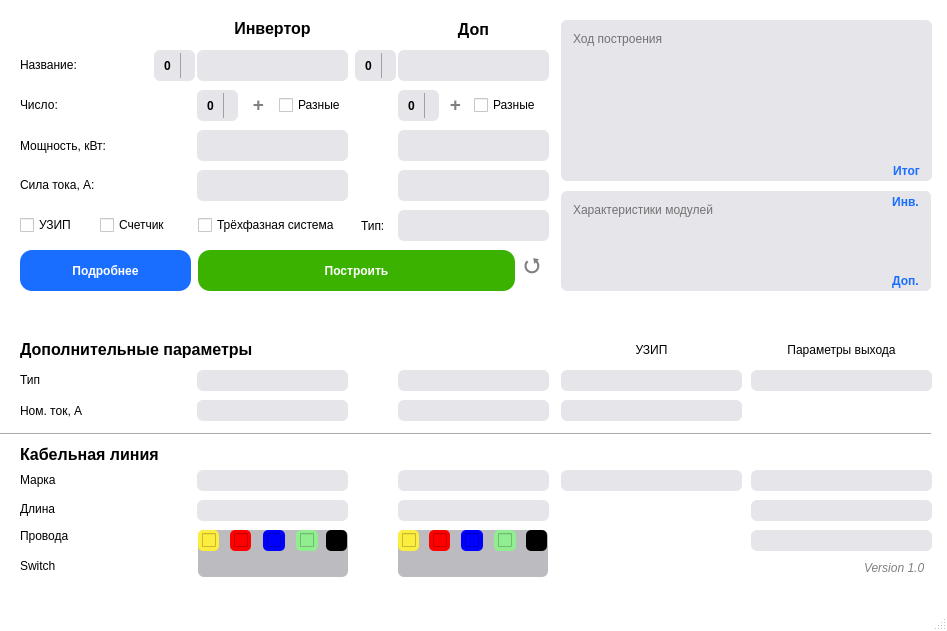
The window that designDrawSchemesTwo.ui (Croud9/Auto-OTR) describes before a commit, drawn with Qt 5.
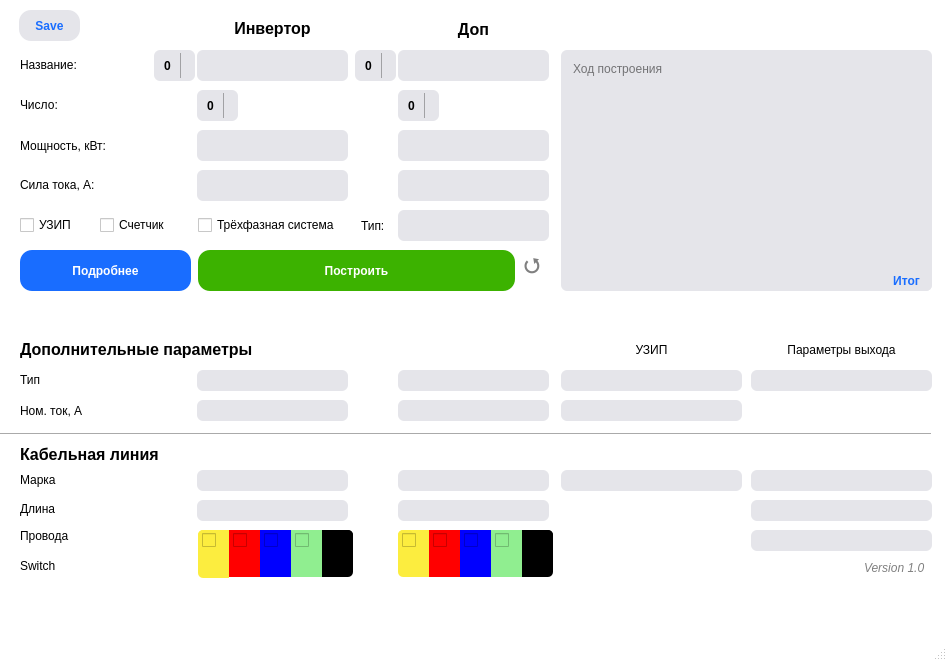
The same window after the commit.

Commit message: Connect invertor and other device load main window with drawTwo window

```diff
--- a/designDrawSchemesTwo.ui
+++ b/designDrawSchemesTwo.ui
@@ -10,7 +10,7 @@
     <x>0</x>
     <y>0</y>
     <width>947</width>
-    <height>631</height>
+    <height>661</height>
    </rect>
   </property>
   <property name="font">
@@ -126,9 +126,9 @@
     <property name="geometry">
      <rect>
       <x>561</x>
-      <y>20</y>
+      <y>50</y>
       <width>371</width>
-      <height>161</height>
+      <height>241</height>
      </rect>
     </property>
     <property name="font">
@@ -522,54 +522,6 @@
      <set>Qt::AlignCenter</set>
     </property>
    </widget>
-   <widget class="QCheckBox" name="checkDifferentInvertor">
-    <property name="geometry">
-     <rect>
-      <x>279</x>
-      <y>95</y>
-      <width>71</width>
-      <height>20</height>
-     </rect>
-    </property>
-    <property name="font">
-     <font>
-      <family>Arial</family>
-     </font>
-    </property>
-    <property name="text">
-     <string>Разные </string>
-    </property>
-   </widget>
-   <widget class="QTextBrowser" name="textConsoleModule">
-    <property name="enabled">
-     <bool>true</bool>
-    </property>
-    <property name="geometry">
-     <rect>
-      <x>561</x>
-      <y>191</y>
-      <width>370</width>
-      <height>100</height>
-     </rect>
-    </property>
-    <property name="font">
-     <font>
-      <family>Arial</family>
-     </font>
-    </property>
-    <property name="styleSheet">
-     <string notr="true">QTextBrowser{
-	background-color:rgba(229,229,234,1); 
-	border-radius: 6;
-	border: none;
-	padding: 8 4 8 8;
-}
-</string>
-    </property>
-    <property name="placeholderText">
-     <string>Характеристики модулей</string>
-    </property>
-   </widget>
    <widget class="QLabel" name="label_10">
     <property name="enabled">
      <bool>true</bool>
@@ -821,61 +773,6 @@
 }</string>
     </property>
    </widget>
-   <widget class="QCheckBox" name="checkDifferentOther">
-    <property name="geometry">
-     <rect>
-      <x>474</x>
-      <y>95</y>
-      <width>71</width>
-      <height>20</height>
-     </rect>
-    </property>
-    <property name="font">
-     <font>
-      <family>Arial</family>
-     </font>
-    </property>
-    <property name="text">
-     <string>Разные </string>
-    </property>
-   </widget>
-   <widget class="QPushButton" name="btnAdd_other">
-    <property name="geometry">
-     <rect>
-      <x>440</x>
-      <y>89</y>
-      <width>31</width>
-      <height>31</height>
-     </rect>
-    </property>
-    <property name="font">
-     <font>
-      <family>Arial</family>
-      <pointsize>14</pointsize>
-      <weight>75</weight>
-      <bold>true</bold>
-     </font>
-    </property>
-    <property name="cursor">
-     <cursorShape>PointingHandCursor</cursorShape>
-    </property>
-    <property name="styleSheet">
-     <string notr="true">QPushButton{
-	background-color:rgba(112, 215, 255, 0);
-	color:rgba(0, 0, 0, 0.5);
-	border: none;
-	border-radius: 5;
-	border-style: outset;
-}
-QPushButton:hover{
-	color: black;
-}
-</string>
-    </property>
-    <property name="text">
-     <string>+</string>
-    </property>
-   </widget>
    <widget class="QPushButton" name="btnOpen_otherParams">
     <property name="geometry">
      <rect>
@@ -1652,91 +1549,11 @@
      <set>Qt::AlignCenter</set>
     </property>
    </widget>
-   <widget class="QPushButton" name="btnShowInvertor">
-    <property name="geometry">
-     <rect>
-      <x>880</x>
-      <y>191</y>
-      <width>51</width>
-      <height>21</height>
-     </rect>
-    </property>
-    <property name="font">
-     <font>
-      <family>Arial</family>
-      <pointsize>9</pointsize>
-      <weight>75</weight>
-      <bold>true</bold>
-     </font>
-    </property>
-    <property name="cursor">
-     <cursorShape>PointingHandCursor</cursorShape>
-    </property>
-    <property name="styleSheet">
-     <string notr="true">QPushButton{
-	background-color: rgba(229,229,234,1);
-	color: #196dff;
-	border: none;
-	border-radius: 6;
-	border-style: outset;
-}
-QPushButton:hover{
-	background-color: #dceaff; 
-}
-QPushButton:pressed{
-	color: rgba(25, 109, 255, 0.7); 
-	border-radius: 6;
-}</string>
-    </property>
-    <property name="text">
-     <string>Инв.</string>
-    </property>
-   </widget>
-   <widget class="QPushButton" name="btnShowOther">
-    <property name="geometry">
-     <rect>
-      <x>880</x>
-      <y>270</y>
-      <width>51</width>
-      <height>21</height>
-     </rect>
-    </property>
-    <property name="font">
-     <font>
-      <family>Arial</family>
-      <pointsize>9</pointsize>
-      <weight>75</weight>
-      <bold>true</bold>
-     </font>
-    </property>
-    <property name="cursor">
-     <cursorShape>PointingHandCursor</cursorShape>
-    </property>
-    <property name="styleSheet">
-     <string notr="true">QPushButton{
-	background-color: rgba(229,229,234,1);
-	color: #196dff;
-	border: none;
-	border-radius: 6;
-	border-style: outset;
-}
-QPushButton:hover{
-	background-color: #dceaff; 
-}
-QPushButton:pressed{
-	color: rgba(25, 109, 255, 0.7); 
-	border-radius: 6;
-}</string>
-    </property>
-    <property name="text">
-     <string>Доп.</string>
-    </property>
-   </widget>
    <widget class="QPushButton" name="btnResultInfo">
     <property name="geometry">
      <rect>
       <x>881</x>
-      <y>160</y>
+      <y>270</y>
       <width>51</width>
       <height>21</height>
      </rect>
@@ -1775,9 +1592,9 @@
    <widget class="QCheckBox" name="checkRedLineInvertor">
     <property name="geometry">
      <rect>
-      <x>230</x>
+      <x>229</x>
       <y>530</y>
-      <width>21</width>
+      <width>31</width>
       <height>21</height>
      </rect>
     </property>
@@ -1792,7 +1609,6 @@
     <property name="styleSheet">
      <string notr="true">QCheckBox{
 	background-color:red; 
-	border-radius: 5;
 	border: none;
 	padding-left: 3.5;
 }</string>
@@ -1804,9 +1620,9 @@
    <widget class="QCheckBox" name="checkBlueLineInvertor">
     <property name="geometry">
      <rect>
-      <x>263</x>
+      <x>260</x>
       <y>530</y>
-      <width>22</width>
+      <width>31</width>
       <height>21</height>
      </rect>
     </property>
@@ -1821,7 +1637,6 @@
     <property name="styleSheet">
      <string notr="true">QCheckBox{
 	background-color:blue; 
-	border-radius: 5;
 	border: none;
 	padding-left: 3.5;
 }</string>
@@ -1833,9 +1648,9 @@
    <widget class="QCheckBox" name="checkGreenLineInvertor">
     <property name="geometry">
      <rect>
-      <x>296</x>
+      <x>291</x>
       <y>530</y>
-      <width>22</width>
+      <width>31</width>
       <height>21</height>
      </rect>
     </property>
@@ -1850,7 +1665,6 @@
     <property name="styleSheet">
      <string notr="true">QCheckBox{
 	background-color:lightgreen; 
-	border-radius: 5;
 	border: none;
 	padding-left: 3.5;
 }</string>
@@ -1862,9 +1676,9 @@
    <widget class="QCheckBox" name="checkBlackLineInvertor">
     <property name="geometry">
      <rect>
-      <x>326</x>
+      <x>322</x>
       <y>530</y>
-      <width>21</width>
+      <width>31</width>
       <height>21</height>
      </rect>
     </property>
@@ -1879,7 +1693,8 @@
     <property name="styleSheet">
      <string notr="true">QCheckBox{
 	background-color:black; 
-	border-radius: 5;
+	border-top-right-radius: 5;
+	border-bottom-right-radius: 5;
 	border: none;
 	padding-left: 3.5;
 }</string>
@@ -1891,9 +1706,9 @@
    <widget class="QCheckBox" name="checkBlueLineOther">
     <property name="geometry">
      <rect>
-      <x>461</x>
+      <x>460</x>
       <y>530</y>
-      <width>22</width>
+      <width>31</width>
       <height>21</height>
      </rect>
     </property>
@@ -1908,7 +1723,6 @@
     <property name="styleSheet">
      <string notr="true">QCheckBox{
 	background-color:blue; 
-	border-radius: 5;
 	border: none;
 	padding-left: 3.5;
 }</string>
@@ -1922,7 +1736,7 @@
      <rect>
       <x>429</x>
       <y>530</y>
-      <width>21</width>
+      <width>31</width>
       <height>21</height>
      </rect>
     </property>
@@ -1937,7 +1751,6 @@
     <property name="styleSheet">
      <string notr="true">QCheckBox{
 	background-color:red; 
-	border-radius: 5;
 	border: none;
 	padding-left: 3.5;
 }</string>
@@ -1949,9 +1762,9 @@
    <widget class="QCheckBox" name="checkBlackLineOther">
     <property name="geometry">
      <rect>
-      <x>526</x>
+      <x>522</x>
       <y>530</y>
-      <width>21</width>
+      <width>31</width>
       <height>21</height>
      </rect>
     </property>
@@ -1966,7 +1779,8 @@
     <property name="styleSheet">
      <string notr="true">QCheckBox{
 	background-color:black; 
-	border-radius: 5;
+	border-top-right-radius: 5;
+	border-bottom-right-radius: 5;
 	border: none;
 	padding-left: 3.5;
 }</string>
@@ -1978,9 +1792,9 @@
    <widget class="QCheckBox" name="checkGreenLineOther">
     <property name="geometry">
      <rect>
-      <x>494</x>
+      <x>491</x>
       <y>530</y>
-      <width>22</width>
+      <width>31</width>
       <height>21</height>
      </rect>
     </property>
@@ -1995,7 +1809,6 @@
     <property name="styleSheet">
      <string notr="true">QCheckBox{
 	background-color:lightgreen; 
-	border-radius: 5;
 	border: none;
 	padding-left: 3.5;
 }</string>
@@ -2029,7 +1842,7 @@
    <widget class="QCheckBox" name="checkBlueSwitchOther">
     <property name="geometry">
      <rect>
-      <x>463</x>
+      <x>462</x>
       <y>555</y>
       <width>20</width>
       <height>20</height>
@@ -2081,7 +1894,7 @@
    <widget class="QCheckBox" name="checkBlueSwitchInvertor">
     <property name="geometry">
      <rect>
-      <x>264</x>
+      <x>262</x>
       <y>555</y>
       <width>20</width>
       <height>20</height>
@@ -2107,7 +1920,7 @@
    <widget class="QCheckBox" name="checkGreenSwitchOther">
     <property name="geometry">
      <rect>
-      <x>496</x>
+      <x>493</x>
       <y>555</y>
       <width>20</width>
       <height>20</height>
@@ -2159,7 +1972,7 @@
    <widget class="QCheckBox" name="checkGreenSwitchInvertor">
     <property name="geometry">
      <rect>
-      <x>298</x>
+      <x>293</x>
       <y>555</y>
       <width>20</width>
       <height>20</height>
@@ -2209,7 +2022,7 @@
      <rect>
       <x>198</x>
       <y>530</y>
-      <width>21</width>
+      <width>31</width>
       <height>21</height>
      </rect>
     </property>
@@ -2224,7 +2037,8 @@
     <property name="styleSheet">
      <string notr="true">QCheckBox{
 	background-color: rgb(252,237,63); 
-	border-radius: 5;
+	border-top-left-radius: 5;
+	border-bottom-left-radius: 5;
 	border: none;
 	padding-left: 3.5;
 }
@@ -2291,7 +2105,7 @@
      <rect>
       <x>398</x>
       <y>530</y>
-      <width>21</width>
+      <width>31</width>
       <height>21</height>
      </rect>
     </property>
@@ -2306,7 +2120,8 @@
     <property name="styleSheet">
      <string notr="true">QCheckBox{
 	background-color: rgb(252,237,63); 
-	border-radius: 5;
+	border-top-left-radius: 5;
+	border-bottom-left-radius: 5;
 	border: none;
 	padding-left: 3.5;
 }</string>
@@ -2438,50 +2253,6 @@
      <string>⭯</string>
     </property>
    </widget>
-   <widget class="QLabel" name="label">
-    <property name="geometry">
-     <rect>
-      <x>198</x>
-      <y>530</y>
-      <width>150</width>
-      <height>47</height>
-     </rect>
-    </property>
-    <property name="styleSheet">
-     <string notr="true">QLabel{
-	background-color:rgba(188,188,192,1);
-	border-radius: 6;
-	border: none;
-	padding-left: 8px
-}
-</string>
-    </property>
-    <property name="text">
-     <string/>
-    </property>
-   </widget>
-   <widget class="QLabel" name="label_2">
-    <property name="geometry">
-     <rect>
-      <x>398</x>
-      <y>530</y>
-      <width>150</width>
-      <height>47</height>
-     </rect>
-    </property>
-    <property name="styleSheet">
-     <string notr="true">QLabel{
-	background-color:rgba(188,188,192,1);
-	border-radius: 6;
-	border: none;
-	padding-left: 8px
-}
-</string>
-    </property>
-    <property name="text">
-     <string/>
-    </property>
-   </widget>
    <widget class="QLabel" name="label_3">
     <property name="geometry">
      <rect>
@@ -2632,16 +2403,16 @@
    <widget class="QPushButton" name="btnAdd_invertor">
     <property name="geometry">
      <rect>
-      <x>243</x>
-      <y>89</y>
-      <width>31</width>
+      <x>19</x>
+      <y>10</y>
+      <width>61</width>
       <height>31</height>
      </rect>
     </property>
     <property name="font">
      <font>
       <family>Arial</family>
-      <pointsize>14</pointsize>
+      <pointsize>9</pointsize>
       <weight>75</weight>
       <bold>true</bold>
      </font>
@@ -2651,23 +2422,252 @@
     </property>
     <property name="styleSheet">
      <string notr="true">QPushButton{
-	background-color:rgba(112, 215, 255, 0);
-	color:rgba(0, 0, 0, 0.5);
+	background-color: rgba(229,229,234,1);
+	color: #196dff;
 	border: none;
-	border-radius: 5;
+	border-radius: 12;
 	border-style: outset;
 }
 QPushButton:hover{
 	color: black;
 }
+QPushButton:pressed{
+	color: rgba(25, 109, 255, 0.7); 
+	border-radius: 12;
+}</string>
+    </property>
+    <property name="text">
+     <string>Save</string>
+    </property>
+   </widget>
+   <widget class="QLabel" name="label_4">
+    <property name="geometry">
+     <rect>
+      <x>198</x>
+      <y>530</y>
+      <width>31</width>
+      <height>48</height>
+     </rect>
+    </property>
+    <property name="styleSheet">
+     <string notr="true">QLabel{
+	background-color: rgb(252,237,63); 
+	border-top-left-radius: 5;
+	border-bottom-left-radius: 5;
+	border: none;
+	padding-left: 8px
+}
 </string>
     </property>
     <property name="text">
-     <string>+</string>
+     <string/>
     </property>
    </widget>
-   <zorder>label_2</zorder>
-   <zorder>label</zorder>
+   <widget class="QLabel" name="label_5">
+    <property name="geometry">
+     <rect>
+      <x>229</x>
+      <y>530</y>
+      <width>31</width>
+      <height>47</height>
+     </rect>
+    </property>
+    <property name="styleSheet">
+     <string notr="true">QLabel{
+	background-color:red; 
+	border: none;
+	padding-left: 8px
+}
+</string>
+    </property>
+    <property name="text">
+     <string/>
+    </property>
+   </widget>
+   <widget class="QLabel" name="label_6">
+    <property name="geometry">
+     <rect>
+      <x>291</x>
+      <y>530</y>
+      <width>31</width>
+      <height>47</height>
+     </rect>
+    </property>
+    <property name="styleSheet">
+     <string notr="true">QLabel{
+	background-color:lightgreen; 
+	border: none;
+	padding-left: 8px
+}
+</string>
+    </property>
+    <property name="text">
+     <string/>
+    </property>
+   </widget>
+   <widget class="QLabel" name="label_7">
+    <property name="geometry">
+     <rect>
+      <x>260</x>
+      <y>530</y>
+      <width>31</width>
+      <height>47</height>
+     </rect>
+    </property>
+    <property name="styleSheet">
+     <string notr="true">QLabel{
+	background-color:blue; 
+	border: none;
+	padding-left: 8px
+}
+</string>
+    </property>
+    <property name="text">
+     <string/>
+    </property>
+   </widget>
+   <widget class="QLabel" name="label_8">
+    <property name="geometry">
+     <rect>
+      <x>322</x>
+      <y>530</y>
+      <width>31</width>
+      <height>47</height>
+     </rect>
+    </property>
+    <property name="styleSheet">
+     <string notr="true">QLabel{
+	background-color:black; 
+	border-top-right-radius: 5;
+	border-bottom-right-radius: 5; 
+	border: none;
+	padding-left: 8px
+}
+</string>
+    </property>
+    <property name="text">
+     <string/>
+    </property>
+   </widget>
+   <widget class="QLabel" name="label_19">
+    <property name="geometry">
+     <rect>
+      <x>460</x>
+      <y>530</y>
+      <width>31</width>
+      <height>47</height>
+     </rect>
+    </property>
+    <property name="styleSheet">
+     <string notr="true">QLabel{
+	background-color:blue; 
+	border: none;
+	padding-left: 8px
+}
+</string>
+    </property>
+    <property name="text">
+     <string/>
+    </property>
+   </widget>
+   <widget class="QLabel" name="label_20">
+    <property name="geometry">
+     <rect>
+      <x>522</x>
+      <y>530</y>
+      <width>31</width>
+      <height>47</height>
+     </rect>
+    </property>
+    <property name="styleSheet">
+     <string notr="true">QLabel{
+	background-color:black; 
+	border-top-right-radius: 5;
+	border-bottom-right-radius: 5; 
+	border: none;
+	padding-left: 8px
+}
+</string>
+    </property>
+    <property name="text">
+     <string/>
+    </property>
+   </widget>
+   <widget class="QLabel" name="label_21">
+    <property name="geometry">
+     <rect>
+      <x>429</x>
+      <y>530</y>
+      <width>31</width>
+      <height>47</height>
+     </rect>
+    </property>
+    <property name="styleSheet">
+     <string notr="true">QLabel{
+	background-color:red; 
+	border: none;
+	padding-left: 8px
+}
+</string>
+    </property>
+    <property name="text">
+     <string/>
+    </property>
+   </widget>
+   <widget class="QLabel" name="label_28">
+    <property name="geometry">
+     <rect>
+      <x>491</x>
+      <y>530</y>
+      <width>31</width>
+      <height>47</height>
+     </rect>
+    </property>
+    <property name="styleSheet">
+     <string notr="true">QLabel{
+	background-color:lightgreen; 
+	border: none;
+	padding-left: 8px
+}
+</string>
+    </property>
+    <property name="text">
+     <string/>
+    </property>
+   </widget>
+   <widget class="QLabel" name="label_30">
+    <property name="geometry">
+     <rect>
+      <x>398</x>
+      <y>530</y>
+      <width>31</width>
+      <height>47</height>
+     </rect>
+    </property>
+    <property name="styleSheet">
+     <string notr="true">QLabel{
+	background-color: rgb(252,237,63); 
+	border-top-left-radius: 5;
+	border-bottom-left-radius: 5;
+	border: none;
+	padding-left: 8px
+}
+</string>
+    </property>
+    <property name="text">
+     <string/>
+    </property>
+   </widget>
+   <zorder>label_28</zorder>
+   <zorder>label_20</zorder>
+   <zorder>label_19</zorder>
+   <zorder>label_30</zorder>
+   <zorder>label_21</zorder>
+   <zorder>label_8</zorder>
+   <zorder>label_6</zorder>
+   <zorder>label_7</zorder>
+   <zorder>label_5</zorder>
+   <zorder>label_4</zorder>
    <zorder>inputName_other</zorder>
    <zorder>textConsoleDraw</zorder>
    <zorder>btnDraw</zorder>
```
Left out of the diff: 12 changed lines with no effect on the pictures. The commit also changes 5 other files.
